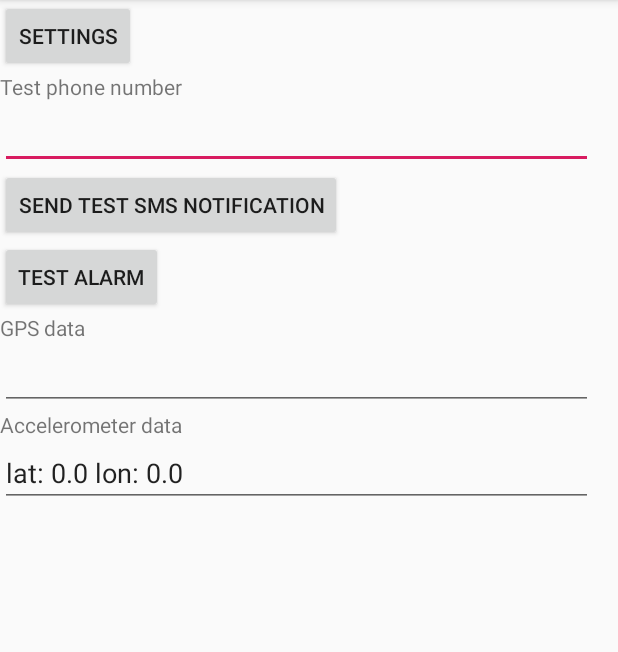
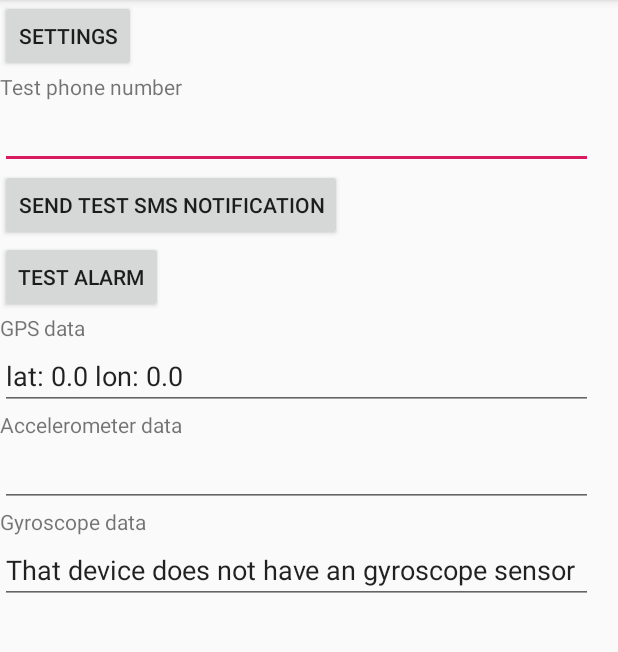
Before and after one commit to maxmsi/Fall_Detector, an Android app: the screen it shows after launch (MainActivity), on a phone screen of 412 x 824 dp, the part 84-736 px from its top. Run offline under Robolectric (Android 15) with nearby library versions, the phone set to English and light mode, and no system bars.

Commit message:
gyroscope test added

```diff
--- a/app/src/main/AndroidManifest.xml
+++ b/app/src/main/AndroidManifest.xml
@@ -27,6 +27,9 @@
         <activity
             android:name=".SettingsActivity"
             android:label="@string/title_activity_settings"></activity>
+        <activity android:name=".GyroTracker" />
+
+        <service android:name=".GyroTracker" />
     </application>
 
 </manifest>
--- a/app/src/main/java/com/example/falldetector/AccTracker.java
+++ b/app/src/main/java/com/example/falldetector/AccTracker.java
@@ -33,7 +33,6 @@ public class AccTracker extends Service implements SensorEventListener{
         ACCELERATION
     }
 
-    GyroTracker gyroTracker;
 
     private final Context mContext;
     Float[] values = {0.0f, 0.0f, 0.0f};
--- a/app/src/main/java/com/example/falldetector/MainActivity.java
+++ b/app/src/main/java/com/example/falldetector/MainActivity.java
@@ -1,37 +1,30 @@
 package com.example.falldetector;
 
 import androidx.appcompat.app.AppCompatActivity;
-import androidx.core.app.ActivityCompat;
-import androidx.core.content.ContextCompat;
 
-import android.Manifest;
-import android.content.Context;
 import android.content.Intent;
 import android.content.SharedPreferences;
-import android.content.pm.PackageManager;
 import android.hardware.Sensor;
 import android.hardware.SensorEvent;
 import android.hardware.SensorEventListener;
 import android.hardware.SensorManager;
-import android.location.Location;
-import android.location.LocationListener;
-import android.location.LocationManager;
 import android.os.Bundle;
 import android.os.Handler;
-import android.os.VibrationEffect;
-import android.os.Vibrator;
 import android.preference.PreferenceManager;
 import android.telephony.SmsManager;
 import android.view.View;
 import android.widget.Button;
-import android.widget.EditText;
 import android.widget.ProgressBar;
 import android.widget.TextView;
-import android.widget.Toast;
 
 public class MainActivity extends AppCompatActivity {
     private GPSTracker gpsTracker;
     private AccTracker accTracker;
+
+    private SensorManager sensorManager;
+    private Sensor gyroscopeSensor;
+    public  SensorEventListener gyroscopeEventListener;
+
 
     @Override
     protected void onCreate(Bundle savedInstanceState) {
@@ -49,21 +42,48 @@ public class MainActivity extends AppCompatActivity {
 
         // TEST FOR GPS
         gpsTracker = new GPSTracker(this);
-        ((TextView) findViewById(R.id.gpsLocationField)).setText("lat: " + gpsTracker.getLatitude() + " lon: " + gpsTracker.getLongitude());
+        ((TextView) findViewById(R.id.gpsData)).setText("lat: " + gpsTracker.getLatitude() + " lon: " + gpsTracker.getLongitude());
 
         // TEST FOR accelerometer
         accTracker = new AccTracker(this);
         accTracker.addAccValueListener(new AccValuesChangedListener() {
             @Override
             public void OnAccValuesChanged() {
-                ((TextView) findViewById(R.id.sensorsDataField)).setText("X: " + accTracker.values[0] + " Y: " + accTracker.values[1] + " Z: " + accTracker.values[2]);
-                if(accTracker.fallDetected) {
+
+               ((TextView) findViewById(R.id.sensorsDataField)).setText("X: " + accTracker.values[0] + " Y: " + accTracker.values[1] + " Z: " + accTracker.values[2]);
+                if(accTracker.fallDetected ) {
                     accTracker.fallDetected = false;
                     Intent myIntent = new Intent(MainActivity.this, Alarm.class);
                     MainActivity.this.startActivity(myIntent);
                 }
             }
         });
+
+
+
+        //GYROSCOPE TEST
+        sensorManager=(SensorManager) getSystemService(SENSOR_SERVICE);
+        gyroscopeSensor = sensorManager.getDefaultSensor(Sensor.TYPE_GYROSCOPE);
+
+        if(gyroscopeSensor==null)
+            ((TextView) findViewById(R.id.sensorsDataField2)).setText("That device does not have an gyroscope sensor");
+
+
+
+        gyroscopeEventListener=new SensorEventListener() {
+            @Override
+            public void onSensorChanged(SensorEvent event) {
+                ((TextView) findViewById(R.id.sensorsDataField2)).setText("Orientation X (Roll) :"+ Float.toString(event.values[2]) +"\n"+
+                "Orientation Y (Pitch) :"+ Float.toString(event.values[1]) +"\n"+
+                        "Orientation Z (Yaw) :"+ Float.toString(event.values[0]));
+            }
+
+            @Override
+            public void onAccuracyChanged(Sensor sensor, int accuracy) {
+
+            }
+        };
+
 
         // TEST FOR ALARM
         findViewById(R.id.testAlarmButton).setOnClickListener(new View.OnClickListener() {
@@ -98,7 +118,7 @@ public class MainActivity extends AppCompatActivity {
                                                       ((Button)findViewById(R.id.smsNotificationTest)).setEnabled(true);
                                                       ((ProgressBar)findViewById(R.id.testProgressBar)).setVisibility(View.INVISIBLE);
                                                   }
-                                              }, 5000    //Specific time in milliseconds
+                                              }, 10000000    //Specific time in milliseconds
                     );
                 } catch(IllegalArgumentException e) {
                     ((TextView) findViewById(R.id.phoneNumberField)).setError("Wrong Number");
--- a/app/src/main/res/layout/activity_main.xml
+++ b/app/src/main/res/layout/activity_main.xml
@@ -65,7 +65,7 @@
             android:text="GPS data" />
 
         <EditText
-            android:id="@+id/sensorsDataField"
+            android:id="@+id/gpsData"
             android:layout_width="match_parent"
             android:layout_height="wrap_content"
             android:editable="false"
@@ -79,10 +79,23 @@
             android:text="Accelerometer data" />
 
         <EditText
-            android:id="@+id/gpsLocationField"
+            android:id="@+id/sensorsDataField"
             android:layout_width="match_parent"
             android:layout_height="wrap_content"
-            android:clickable="false"
+            android:editable="false"
+            android:ems="10"
+            android:gravity="start|top" />
+
+        <TextView
+            android:id="@+id/textView5"
+            android:layout_width="match_parent"
+            android:layout_height="wrap_content"
+            android:text="Gyroscope data" />
+
+        <EditText
+            android:id="@+id/sensorsDataField2"
+            android:layout_width="match_parent"
+            android:layout_height="wrap_content"
             android:editable="false"
             android:ems="10"
             android:gravity="start|top" />
```
Also changed, not shown: app/src/main/java/com/example/falldetector/GyroTracker.java (+30 -12 lines).
